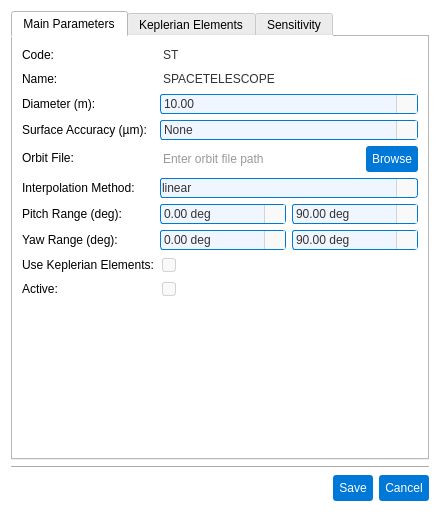
First picture: the form in pastrocore/gui_pyside/dialog_editor_space_telescope.ui, repository Torward1024/pAstroCORE, before the edit.
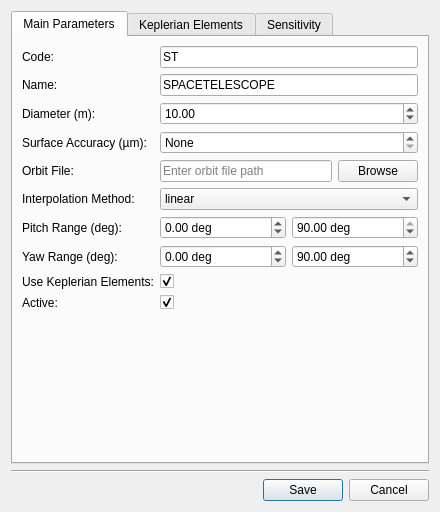
Second picture: the form after the edit. Icons and pictures are not drawn.

Patch:
```diff
--- a/pastrocore/gui_pyside/dialog_editor_space_telescope.ui
+++ b/pastrocore/gui_pyside/dialog_editor_space_telescope.ui
@@ -38,9 +38,6 @@
    <iconset resource="../gui/icons/icons.qrc">
     <normaloff>:/icons/edit_icon.svg</normaloff>:/icons/edit_icon.svg</iconset>
   </property>
-  <property name="styleSheet">
-   <string>background-color: #ffffff; font-family: Arial;</string>
-  </property>
   <property name="modal">
    <bool>true</bool>
   </property>
@@ -62,23 +59,6 @@
      </item>
      <item>
       <widget class="QPushButton" name="saveButton">
-       <property name="styleSheet">
-        <string notr="true">QPushButton {
-    background-color: #0078d7;
-    color: #ffffff;
-    padding: 6px;
-    border-radius: 3px;
-    border: none;
-}
-QPushButton:hover {
-    background-color: #1a8cff; /* Светлее при наведении */
-}
-QPushButton:pressed {
-    background-color: #005bb5; /* Темнее при нажатии */
-    padding-top: 7px; /* Легкое смещение вниз для эффекта &quot;продавливания&quot; */
-    padding-bottom: 5px;
-}</string>
-       </property>
        <property name="text">
         <string>Save</string>
        </property>
@@ -86,23 +66,6 @@
      </item>
      <item>
       <widget class="QPushButton" name="cancelButton">
-       <property name="styleSheet">
-        <string notr="true">QPushButton {
-    background-color: #0078d7;
-    color: #ffffff;
-    padding: 6px;
-    border-radius: 3px;
-    border: none;
-}
-QPushButton:hover {
-    background-color: #1a8cff; /* Светлее при наведении */
-}
-QPushButton:pressed {
-    background-color: #005bb5; /* Темнее при нажатии */
-    padding-top: 7px; /* Легкое смещение вниз для эффекта &quot;продавливания&quot; */
-    padding-bottom: 5px;
-}</string>
-       </property>
        <property name="text">
         <string>Cancel</string>
        </property>
@@ -131,30 +94,6 @@
          </item>
          <item row="0" column="1">
           <widget class="QLineEdit" name="codeEdit">
-           <property name="styleSheet">
-            <string notr="true">QLineEdit {
-    font-family: Arial;
-    font-size: 9pt;
-    color: #333333;
-    padding: 1px;
-    border-radius: 3px;
-}
-QLineEdit[readOnly=&quot;true&quot;] {
-    border: 1px solid #d3d3d3;
-    background-color: #f9f9f9;
-}
-QLineEdit[readOnly=&quot;false&quot;] {
-    border: 1px solid #0078d7;
-    background-color: #f0f6ff;
-}
-QLineEdit[readOnly=&quot;false&quot;]:hover {
-    border: 1px solid #1a8cff;
-}
-QLineEdit[readOnly=&quot;false&quot;]:focus {
-    border: 1px solid #005bb5;
-    background-color: #ffffff;
-}</string>
-           </property>
            <property name="text">
             <string>ST</string>
            </property>
@@ -172,30 +111,6 @@
          </item>
          <item row="1" column="1">
           <widget class="QLineEdit" name="nameEdit">
-           <property name="styleSheet">
-            <string notr="true">QLineEdit {
-    font-family: Arial;
-    font-size: 9pt;
-    color: #333333;
-    padding: 1px;
-    border-radius: 3px;
-}
-QLineEdit[readOnly=&quot;true&quot;] {
-    border: 1px solid #d3d3d3;
-    background-color: #f9f9f9;
-}
-QLineEdit[readOnly=&quot;false&quot;] {
-    border: 1px solid #0078d7;
-    background-color: #f0f6ff;
-}
-QLineEdit[readOnly=&quot;false&quot;]:hover {
-    border: 1px solid #1a8cff;
-}
-QLineEdit[readOnly=&quot;false&quot;]:focus {
-    border: 1px solid #005bb5;
-    background-color: #ffffff;
-}</string>
-           </property>
            <property name="text">
             <string>SPACETELESCOPE</string>
            </property>
@@ -213,78 +128,6 @@
          </item>
          <item row="2" column="1">
           <widget class="QDoubleSpinBox" name="diameterEdit">
-           <property name="styleSheet">
-            <string notr="true">/* Base style for QDoubleSpinBox */
-QDoubleSpinBox {
-    font-family: Arial;
-    font-size: 9pt;
-    color: #333333;
-    padding: 1px;
-    padding-right: 20px;
-    border-radius: 3px;
-    background-color: #f9f9f9; /* Matches readOnly QLineEdit background */
-    border: 1px solid #d3d3d3; /* Matches readOnly QLineEdit border */
-}
-
-/* Editable state */
-QDoubleSpinBox:editable {
-    background-color: #f0f6ff; /* Matches editable QComboBox background */
-    border: 1px solid #0078d7; /* Matches editable QComboBox border */
-}
-
-/* Editable hover state */
-QDoubleSpinBox:editable:hover {
-    border: 1px solid #1a8cff; /* Matches editable QComboBox:hover border */
-}
-
-/* Editable focus state */
-QDoubleSpinBox:editable:focus {
-    border: 1px solid #005bb5; /* Matches editable QComboBox:focus border */
-    background-color: #ffffff; /* Matches editable QComboBox:focus background */
-}
-
-/* Non-editable state */
-QDoubleSpinBox:!editable {
-    background-color: #f0f6ff; /* Matches non-editable QComboBox background */
-    border: 1px solid #0078d7; /* Matches non-editable QComboBox border */
-}
-
-/* Non-editable hover state */
-QDoubleSpinBox:!editable:hover {
-    border: 1px solid #1a8cff; /* Matches non-editable QComboBox:hover border */
-}
-
-/* Non-editable focus state */
-QDoubleSpinBox:!editable:focus {
-    border: 1px solid #005bb5; /* Matches non-editable QComboBox:focus border */
-    background-color: #ffffff; /* Matches non-editable QComboBox:focus background */
-}
-
-/* Styling for up/down buttons */
-QDoubleSpinBox::up-button, QDoubleSpinBox::down-button {
-    subcontrol-origin: padding;
-    width: 20px;
-    border-left: 1px solid #d3d3d3; /* Visual separation like QComboBox drop-down */
-    background-color: #f9f9f9; /* Matches QComboBox drop-down background */
-}
-/* Hover state for up/down buttons */
-QDoubleSpinBox::up-button:hover, QDoubleSpinBox::down-button:hover {
-    background-color: #0078d7; /* Matches QComboBox drop-down:hover */
-}
-
-/* Up arrow styling */
-QDoubleSpinBox::up-arrow {
-    width: 12px;
-    height: 12px;
-    image: url(:/icons/up_arrow_icon.svg); /* Ensure this icon exists */
-}
-/* Down arrow styling */
-QDoubleSpinBox::down-arrow {
-    width: 12px;
-    height: 12px;
-    image: url(:/icons/down_arrow_icon.svg); /* Matches QComboBox down-arrow */
-}</string>
-           </property>
            <property name="decimals">
             <number>2</number>
            </property>
@@ -308,78 +151,6 @@
          </item>
          <item row="3" column="1">
           <widget class="QDoubleSpinBox" name="surfaceAccuracyEdit">
-           <property name="styleSheet">
-            <string notr="true">/* Base style for QDoubleSpinBox */
-QDoubleSpinBox {
-    font-family: Arial;
-    font-size: 9pt;
-    color: #333333;
-    padding: 1px;
-    padding-right: 20px;
-    border-radius: 3px;
-    background-color: #f9f9f9; /* Matches readOnly QLineEdit background */
-    border: 1px solid #d3d3d3; /* Matches readOnly QLineEdit border */
-}
-
-/* Editable state */
-QDoubleSpinBox:editable {
-    background-color: #f0f6ff; /* Matches editable QComboBox background */
-    border: 1px solid #0078d7; /* Matches editable QComboBox border */
-}
-
-/* Editable hover state */
-QDoubleSpinBox:editable:hover {
-    border: 1px solid #1a8cff; /* Matches editable QComboBox:hover border */
-}
-
-/* Editable focus state */
-QDoubleSpinBox:editable:focus {
-    border: 1px solid #005bb5; /* Matches editable QComboBox:focus border */
-    background-color: #ffffff; /* Matches editable QComboBox:focus background */
-}
-
-/* Non-editable state */
-QDoubleSpinBox:!editable {
-    background-color: #f0f6ff; /* Matches non-editable QComboBox background */
-    border: 1px solid #0078d7; /* Matches non-editable QComboBox border */
-}
-
-/* Non-editable hover state */
-QDoubleSpinBox:!editable:hover {
-    border: 1px solid #1a8cff; /* Matches non-editable QComboBox:hover border */
-}
-
-/* Non-editable focus state */
-QDoubleSpinBox:!editable:focus {
-    border: 1px solid #005bb5; /* Matches non-editable QComboBox:focus border */
-    background-color: #ffffff; /* Matches non-editable QComboBox:focus background */
-}
-
-/* Styling for up/down buttons */
-QDoubleSpinBox::up-button, QDoubleSpinBox::down-button {
-    subcontrol-origin: padding;
-    width: 20px;
-    border-left: 1px solid #d3d3d3; /* Visual separation like QComboBox drop-down */
-    background-color: #f9f9f9; /* Matches QComboBox drop-down background */
-}
-/* Hover state for up/down buttons */
-QDoubleSpinBox::up-button:hover, QDoubleSpinBox::down-button:hover {
-    background-color: #0078d7; /* Matches QComboBox drop-down:hover */
-}
-
-/* Up arrow styling */
-QDoubleSpinBox::up-arrow {
-    width: 12px;
-    height: 12px;
-    image: url(:/icons/up_arrow_icon.svg); /* Ensure this icon exists */
-}
-/* Down arrow styling */
-QDoubleSpinBox::down-arrow {
-    width: 12px;
-    height: 12px;
-    image: url(:/icons/down_arrow_icon.svg); /* Matches QComboBox down-arrow */
-}</string>
-           </property>
            <property name="specialValueText">
             <string>None</string>
            </property>
@@ -405,30 +176,6 @@
           <layout class="QHBoxLayout" name="orbitFileLayout">
            <item>
             <widget class="QLineEdit" name="orbitFileEdit">
-             <property name="styleSheet">
-              <string notr="true">QLineEdit {
-    font-family: Arial;
-    font-size: 9pt;
-    color: #333333;
-    padding: 1px;
-    border-radius: 3px;
-}
-QLineEdit[readOnly=&quot;true&quot;] {
-    border: 1px solid #d3d3d3;
-    background-color: #f9f9f9;
-}
-QLineEdit[readOnly=&quot;false&quot;] {
-    border: 1px solid #0078d7;
-    background-color: #f0f6ff;
-}
-QLineEdit[readOnly=&quot;false&quot;]:hover {
-    border: 1px solid #1a8cff;
-}
-QLineEdit[readOnly=&quot;false&quot;]:focus {
-    border: 1px solid #005bb5;
-    background-color: #ffffff;
-}</string>
-             </property>
              <property name="placeholderText">
               <string>Enter orbit file path</string>
              </property>
@@ -436,23 +183,6 @@
            </item>
            <item>
             <widget class="QPushButton" name="browseOrbitFileButton">
-             <property name="styleSheet">
-              <string notr="true">QPushButton {
-    background-color: #0078d7;
-    color: #ffffff;
-    padding: 6px;
-    border-radius: 3px;
-    border: none;
-}
-QPushButton:hover {
-    background-color: #1a8cff; /* Светлее при наведении */
-}
-QPushButton:pressed {
-    background-color: #005bb5; /* Темнее при нажатии */
-    padding-top: 7px; /* Легкое смещение вниз для эффекта &quot;продавливания&quot; */
-    padding-bottom: 5px;
-}</string>
-             </property>
              <property name="text">
               <string>Browse</string>
              </property>
@@ -469,87 +199,6 @@
          </item>
          <item row="5" column="1">
           <widget class="QComboBox" name="interpolationMethodCombo">
-           <property name="styleSheet">
-            <string notr="true">QComboBox {
-    font-family: Arial;
-    font-size: 9pt;
-    color: #333333;
-    padding: 1px;
-    border-radius: 3px;
-    background-color: #f9f9f9; /* Базовый фон, как у readOnly QLineEdit */
-    border: 1px solid #d3d3d3; /* Базовая граница, как у readOnly QLineEdit */
-}
-
-QComboBox:editable {
-    background-color: #f0f6ff; /* Фон для редактируемого состояния, как у readOnly=&quot;false&quot; */
-    border: 1px solid #0078d7; /* Граница для редактируемого состояния */
-}
-
-QComboBox:editable:hover {
-    border: 1px solid #1a8cff; /* Граница при наведении, как у readOnly=&quot;false&quot;:hover */
-}
-
-QComboBox:editable:focus {
-    border: 1px solid #005bb5; /* Граница при фокусе, как у readOnly=&quot;false&quot;:focus */
-    background-color: #ffffff; /* Фон при фокусе, как у readOnly=&quot;false&quot;:focus */
-}
-
-QComboBox:!editable {
-    background-color: #f0f6ff; /* Фон для редактируемого состояния, как у readOnly=&quot;false&quot; */
-    border: 1px solid #0078d7; /* Граница для редактируемого состояния */
-}
-
-QComboBox:!editable:hover {
-    border: 1px solid #1a8cff; /* Граница при наведении, как у readOnly=&quot;false&quot;:hover */
-}
-
-QComboBox:!editable:focus {
-    border: 1px solid #005bb5; /* Граница при фокусе, как у readOnly=&quot;false&quot;:focus */
-    background-color: #ffffff; /* Фон при фокусе, как у readOnly=&quot;false&quot;:focus */
-}
-
-/* Стилизация кнопки со стрелкой */
-QComboBox::drop-down {
-    subcontrol-origin: padding;
-    subcontrol-position: right;
-    width: 20px;
-    border-left: 1px solid #d3d3d3; /* Добавлена граница для визуального разделения */
-    border-top-right-radius: 3px;
-    border-bottom-right-radius: 3px;
-    background-color: #f9f9f9; /* Фон кнопки, совпадающий с основным */
-}
-
-QComboBox::drop-down:hover {
-    background-color: #0078d7; /* Лёгкое выделение при наведении */
-}
-
-QComboBox::down-arrow {
-    width: 12px;
-    height: 12px;
-    image: url(:/icons/down_arrow_icon.svg);
-}
-
-/* Стилизация выпадающего списка */
-QComboBox QAbstractItemView {
-    font-family: Arial;
-    font-size: 12pt;
-    color: #333333;
-    background-color: #ffffff;
-    border: 1px solid #d3d3d3;
-    selection-background-color: #0078d7;
-    selection-color: #ffffff;
-    padding: 1px;
-}
-
-QComboBox QAbstractItemView::item {
-    padding: 4px;
-    min-height: 20px;
-}
-
-QComboBox QAbstractItemView::item:hover {
-    background-color: #0078d7;
-}</string>
-           </property>
            <item>
             <property name="text">
              <string>linear</string>
@@ -578,78 +227,6 @@
           <layout class="QHBoxLayout" name="pitchRangeLayout">
            <item>
             <widget class="QDoubleSpinBox" name="pitchMinEdit">
-             <property name="styleSheet">
-              <string notr="true">/* Base style for QDoubleSpinBox */
-QDoubleSpinBox {
-    font-family: Arial;
-    font-size: 9pt;
-    color: #333333;
-    padding: 1px;
-    padding-right: 20px;
-    border-radius: 3px;
-    background-color: #f9f9f9; /* Matches readOnly QLineEdit background */
-    border: 1px solid #d3d3d3; /* Matches readOnly QLineEdit border */
-}
-
-/* Editable state */
-QDoubleSpinBox:editable {
-    background-color: #f0f6ff; /* Matches editable QComboBox background */
-    border: 1px solid #0078d7; /* Matches editable QComboBox border */
-}
-
-/* Editable hover state */
-QDoubleSpinBox:editable:hover {
-    border: 1px solid #1a8cff; /* Matches editable QComboBox:hover border */
-}
-
-/* Editable focus state */
-QDoubleSpinBox:editable:focus {
-    border: 1px solid #005bb5; /* Matches editable QComboBox:focus border */
-    background-color: #ffffff; /* Matches editable QComboBox:focus background */
-}
-
-/* Non-editable state */
-QDoubleSpinBox:!editable {
-    background-color: #f0f6ff; /* Matches non-editable QComboBox background */
-    border: 1px solid #0078d7; /* Matches non-editable QComboBox border */
-}
-
-/* Non-editable hover state */
-QDoubleSpinBox:!editable:hover {
-    border: 1px solid #1a8cff; /* Matches non-editable QComboBox:hover border */
-}
-
-/* Non-editable focus state */
-QDoubleSpinBox:!editable:focus {
-    border: 1px solid #005bb5; /* Matches non-editable QComboBox:focus border */
-    background-color: #ffffff; /* Matches non-editable QComboBox:focus background */
-}
-
-/* Styling for up/down buttons */
-QDoubleSpinBox::up-button, QDoubleSpinBox::down-button {
-    subcontrol-origin: padding;
-    width: 20px;
-    border-left: 1px solid #d3d3d3; /* Visual separation like QComboBox drop-down */
-    background-color: #f9f9f9; /* Matches QComboBox drop-down background */
-}
-/* Hover state for up/down buttons */
-QDoubleSpinBox::up-button:hover, QDoubleSpinBox::down-button:hover {
-    background-color: #0078d7; /* Matches QComboBox drop-down:hover */
-}
-
-/* Up arrow styling */
-QDoubleSpinBox::up-arrow {
-    width: 12px;
-    height: 12px;
-    image: url(:/icons/up_arrow_icon.svg); /* Ensure this icon exists */
-}
-/* Down arrow styling */
-QDoubleSpinBox::down-arrow {
-    width: 12px;
-    height: 12px;
-    image: url(:/icons/down_arrow_icon.svg); /* Matches QComboBox down-arrow */
-}</string>
-             </property>
              <property name="suffix">
               <string> deg</string>
              </property>
@@ -666,78 +243,6 @@
            </item>
            <item>
             <widget class="QDoubleSpinBox" name="pitchMaxEdit">
-             <property name="styleSheet">
-              <string notr="true">/* Base style for QDoubleSpinBox */
-QDoubleSpinBox {
-    font-family: Arial;
-    font-size: 9pt;
-    color: #333333;
-    padding: 1px;
-    padding-right: 20px;
-    border-radius: 3px;
-    background-color: #f9f9f9; /* Matches readOnly QLineEdit background */
-    border: 1px solid #d3d3d3; /* Matches readOnly QLineEdit border */
-}
-
-/* Editable state */
-QDoubleSpinBox:editable {
-    background-color: #f0f6ff; /* Matches editable QComboBox background */
-    border: 1px solid #0078d7; /* Matches editable QComboBox border */
-}
-
-/* Editable hover state */
-QDoubleSpinBox:editable:hover {
-    border: 1px solid #1a8cff; /* Matches editable QComboBox:hover border */
-}
-
-/* Editable focus state */
-QDoubleSpinBox:editable:focus {
-    border: 1px solid #005bb5; /* Matches editable QComboBox:focus border */
-    background-color: #ffffff; /* Matches editable QComboBox:focus background */
-}
-
-/* Non-editable state */
-QDoubleSpinBox:!editable {
-    background-color: #f0f6ff; /* Matches non-editable QComboBox background */
-    border: 1px solid #0078d7; /* Matches non-editable QComboBox border */
-}
-
-/* Non-editable hover state */
-QDoubleSpinBox:!editable:hover {
-    border: 1px solid #1a8cff; /* Matches non-editable QComboBox:hover border */
-}
-
-/* Non-editable focus state */
-QDoubleSpinBox:!editable:focus {
-    border: 1px solid #005bb5; /* Matches non-editable QComboBox:focus border */
-    background-color: #ffffff; /* Matches non-editable QComboBox:focus background */
-}
-
-/* Styling for up/down buttons */
-QDoubleSpinBox::up-button, QDoubleSpinBox::down-button {
-    subcontrol-origin: padding;
-    width: 20px;
-    border-left: 1px solid #d3d3d3; /* Visual separation like QComboBox drop-down */
-    background-color: #f9f9f9; /* Matches QComboBox drop-down background */
-}
-/* Hover state for up/down buttons */
-QDoubleSpinBox::up-button:hover, QDoubleSpinBox::down-button:hover {
-    background-color: #0078d7; /* Matches QComboBox drop-down:hover */
-}
-
-/* Up arrow styling */
-QDoubleSpinBox::up-arrow {
-    width: 12px;
-    height: 12px;
-    image: url(:/icons/up_arrow_icon.svg); /* Ensure this icon exists */
-}
-/* Down arrow styling */
-QDoubleSpinBox::down-arrow {
-    width: 12px;
-    height: 12px;
-    image: url(:/icons/down_arrow_icon.svg); /* Matches QComboBox down-arrow */
-}</string>
-             </property>
              <property name="suffix">
               <string> deg</string>
              </property>
@@ -768,78 +273,6 @@
           <layout class="QHBoxLayout" name="yawRangeLayout">
            <item>
             <widget class="QDoubleSpinBox" name="yawMinEdit">
-             <property name="styleSheet">
-              <string notr="true">/* Base style for QDoubleSpinBox */
-QDoubleSpinBox {
-    font-family: Arial;
-    font-size: 9pt;
-    color: #333333;
-    padding: 1px;
-    padding-right: 20px;
-    border-radius: 3px;
-    background-color: #f9f9f9; /* Matches readOnly QLineEdit background */
-    border: 1px solid #d3d3d3; /* Matches readOnly QLineEdit border */
-}
-
-/* Editable state */
-QDoubleSpinBox:editable {
-    background-color: #f0f6ff; /* Matches editable QComboBox background */
-    border: 1px solid #0078d7; /* Matches editable QComboBox border */
-}
-
-/* Editable hover state */
-QDoubleSpinBox:editable:hover {
-    border: 1px solid #1a8cff; /* Matches editable QComboBox:hover border */
-}
-
-/* Editable focus state */
-QDoubleSpinBox:editable:focus {
-    border: 1px solid #005bb5; /* Matches editable QComboBox:focus border */
-    background-color: #ffffff; /* Matches editable QComboBox:focus background */
-}
-
-/* Non-editable state */
-QDoubleSpinBox:!editable {
-    background-color: #f0f6ff; /* Matches non-editable QComboBox background */
-    border: 1px solid #0078d7; /* Matches non-editable QComboBox border */
-}
-
-/* Non-editable hover state */
-QDoubleSpinBox:!editable:hover {
-    border: 1px solid #1a8cff; /* Matches non-editable QComboBox:hover border */
-}
-
-/* Non-editable focus state */
-QDoubleSpinBox:!editable:focus {
-    border: 1px solid #005bb5; /* Matches non-editable QComboBox:focus border */
-    background-color: #ffffff; /* Matches non-editable QComboBox:focus background */
-}
-
-/* Styling for up/down buttons */
-QDoubleSpinBox::up-button, QDoubleSpinBox::down-button {
-    subcontrol-origin: padding;
-    width: 20px;
-    border-left: 1px solid #d3d3d3; /* Visual separation like QComboBox drop-down */
-    background-color: #f9f9f9; /* Matches QComboBox drop-down background */
-}
-/* Hover state for up/down buttons */
-QDoubleSpinBox::up-button:hover, QDoubleSpinBox::down-button:hover {
-    background-color: #0078d7; /* Matches QComboBox drop-down:hover */
-}
-
-/* Up arrow styling */
-QDoubleSpinBox::up-arrow {
-    width: 12px;
-    height: 12px;
-    image: url(:/icons/up_arrow_icon.svg); /* Ensure this icon exists */
-}
-/* Down arrow styling */
-QDoubleSpinBox::down-arrow {
-    width: 12px;
-    height: 12px;
-    image: url(:/icons/down_arrow_icon.svg); /* Matches QComboBox down-arrow */
-}</string>
-             </property>
              <property name="suffix">
               <string> deg</string>
              </property>
@@ -856,78 +289,6 @@
            </item>
            <item>
             <widget class="QDoubleSpinBox" name="yawMaxEdit">
-             <property name="styleSheet">
-              <string notr="true">/* Base style for QDoubleSpinBox */
-QDoubleSpinBox {
-    font-family: Arial;
-    font-size: 9pt;
-    color: #333333;
-    padding: 1px;
-    padding-right: 20px;
-    border-radius: 3px;
-    background-color: #f9f9f9; /* Matches readOnly QLineEdit background */
-    border: 1px solid #d3d3d3; /* Matches readOnly QLineEdit border */
-}
-
-/* Editable state */
-QDoubleSpinBox:editable {
-    background-color: #f0f6ff; /* Matches editable QComboBox background */
-    border: 1px solid #0078d7; /* Matches editable QComboBox border */
-}
-
-/* Editable hover state */
-QDoubleSpinBox:editable:hover {
-    border: 1px solid #1a8cff; /* Matches editable QComboBox:hover border */
-}
-
-/* Editable focus state */
-QDoubleSpinBox:editable:focus {
-    border: 1px solid #005bb5; /* Matches editable QComboBox:focus border */
-    background-color: #ffffff; /* Matches editable QComboBox:focus background */
-}
-
-/* Non-editable state */
-QDoubleSpinBox:!editable {
-    background-color: #f0f6ff; /* Matches non-editable QComboBox background */
-    border: 1px solid #0078d7; /* Matches non-editable QComboBox border */
-}
-
-/* Non-editable hover state */
-QDoubleSpinBox:!editable:hover {
-    border: 1px solid #1a8cff; /* Matches non-editable QComboBox:hover border */
-}
-
-/* Non-editable focus state */
-QDoubleSpinBox:!editable:focus {
-    border: 1px solid #005bb5; /* Matches non-editable QComboBox:focus border */
-    background-color: #ffffff; /* Matches non-editable QComboBox:focus background */
-}
-
-/* Styling for up/down buttons */
-QDoubleSpinBox::up-button, QDoubleSpinBox::down-button {
-    subcontrol-origin: padding;
-    width: 20px;
-    border-left: 1px solid #d3d3d3; /* Visual separation like QComboBox drop-down */
-    background-color: #f9f9f9; /* Matches QComboBox drop-down background */
-}
-/* Hover state for up/down buttons */
-QDoubleSpinBox::up-button:hover, QDoubleSpinBox::down-button:hover {
-    background-color: #0078d7; /* Matches QComboBox drop-down:hover */
-}
-
-/* Up arrow styling */
-QDoubleSpinBox::up-arrow {
-    width: 12px;
-    height: 12px;
-    image: url(:/icons/up_arrow_icon.svg); /* Ensure this icon exists */
-}
-/* Down arrow styling */
-QDoubleSpinBox::down-arrow {
-    width: 12px;
-    height: 12px;
-    image: url(:/icons/down_arrow_icon.svg); /* Matches QComboBox down-arrow */
-}</string>
-             </property>
              <property name="suffix">
               <string> deg</string>
              </property>
@@ -956,85 +317,6 @@
          </item>
          <item row="8" column="1">
           <widget class="QCheckBox" name="useKepCheckBox">
-           <property name="styleSheet">
-            <string notr="true">/* Основной стиль QCheckBox */
-QCheckBox {
-    font-family: Arial;
-    font-size: 9pt;
-    color: #333333;
-    spacing: 6px;
-    padding: 2px;
-    outline: none;
-}
-
-QCheckBox::item {
-    padding: 2px;
-}
-
-/* Индикатор чекбокса */
-QCheckBox::indicator {
-    width: 12px;
-    height: 12px;
-    border-radius: 3px;
-    border: 1px solid #d3d3d3;
-    background-color: #f9f9f9;
-}
-
-/* Unchecked состояние */
-QCheckBox::indicator:unchecked {
-    border: 1px solid #d3d3d3;
-    background-color: #f9f9f9;
-    image: none;
-}
-
-QCheckBox::indicator:unchecked:hover {
-    border: 1px solid #1a8cff;
-    background-color: #f0f6ff;
-    image: none;
-}
-
-QCheckBox::indicator:unchecked:focus {
-    border: 1px solid #005bb5;
-    background-color: #f0f6ff;
-    image: none;
-}
-
-/* Checked состояние - БЕЛЫЙ ФОН, стандартная граница */
-QCheckBox::indicator:checked {
-    border: 1px solid #0078d7;
-    background-color: #ffffff; /* Белый фон */
-    image: url(:/icons/check_icon.svg);
-}
-
-QCheckBox::indicator:checked:hover {
-    border: 1px solid #1a8cff; /* Стандартная толщина */
-    background-color: #ffffff; /* Белый фон */
-    image: url(:/icons/check_icon_hover.svg);
-}
-
-QCheckBox::indicator:checked:focus {
-    border: 1px solid #005bb5; /* Стандартная толщина */
-    background-color: #ffffff; /* Белый фон */
-    image: url(:/icons/check_icon.svg);
-}
-
-/* Disabled состояния */
-QCheckBox::indicator:unchecked:disabled {
-    border: 1px solid #e0e0e0;
-    background-color: #f5f5f5;
-    image: none;
-}
-
-QCheckBox::indicator:checked:disabled {
-    border: 1px solid #cccccc;
-    background-color: #f0f0f0; /* Светло-серый фон */
-    image: url(:/icons/check_icon_disabled.svg);
-}
-
-QCheckBox:disabled {
-    color: #999999;
-}</string>
-           </property>
            <property name="checked">
             <bool>true</bool>
            </property>
@@ -1049,85 +331,6 @@
          </item>
          <item row="9" column="1">
           <widget class="QCheckBox" name="isActiveCheckBox">
-           <property name="styleSheet">
-            <string notr="true">/* Основной стиль QCheckBox */
-QCheckBox {
-    font-family: Arial;
-    font-size: 9pt;
-    color: #333333;
-    spacing: 6px;
-    padding: 2px;
-    outline: none;
-}
-
-QCheckBox::item {
-    padding: 2px;
-}
-
-/* Индикатор чекбокса */
-QCheckBox::indicator {
-    width: 12px;
-    height: 12px;
-    border-radius: 3px;
-    border: 1px solid #d3d3d3;
-    background-color: #f9f9f9;
-}
-
-/* Unchecked состояние */
-QCheckBox::indicator:unchecked {
-    border: 1px solid #d3d3d3;
-    background-color: #f9f9f9;
-    image: none;
-}
-
-QCheckBox::indicator:unchecked:hover {
-    border: 1px solid #1a8cff;
-    background-color: #f0f6ff;
-    image: none;
-}
-
-QCheckBox::indicator:unchecked:focus {
-    border: 1px solid #005bb5;
-    background-color: #f0f6ff;
-    image: none;
-}
-
-/* Checked состояние - БЕЛЫЙ ФОН, стандартная граница */
-QCheckBox::indicator:checked {
-    border: 1px solid #0078d7;
-    background-color: #ffffff; /* Белый фон */
-    image: url(:/icons/check_icon.svg);
-}
-
-QCheckBox::indicator:checked:hover {
-    border: 1px solid #1a8cff; /* Стандартная толщина */
-    background-color: #ffffff; /* Белый фон */
-    image: url(:/icons/check_icon_hover.svg);
-}
-
-QCheckBox::indicator:checked:focus {
-    border: 1px solid #005bb5; /* Стандартная толщина */
-    background-color: #ffffff; /* Белый фон */
-    image: url(:/icons/check_icon.svg);
-}
-
-/* Disabled состояния */
-QCheckBox::indicator:unchecked:disabled {
-    border: 1px solid #e0e0e0;
-    background-color: #f5f5f5;
-    image: none;
-}
-
-QCheckBox::indicator:checked:disabled {
-    border: 1px solid #cccccc;
-    background-color: #f0f0f0; /* Светло-серый фон */
-    image: url(:/icons/check_icon_disabled.svg);
-}
-
-QCheckBox:disabled {
-    color: #999999;
-}</string>
-           </property>
            <property name="checked">
             <bool>true</bool>
            </property>
```
Left out of the diff: 1011 changed lines with no effect on the pictures.
